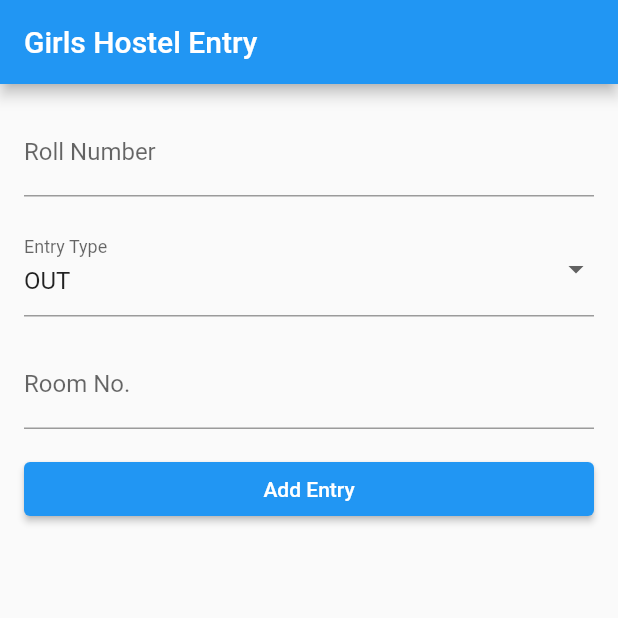
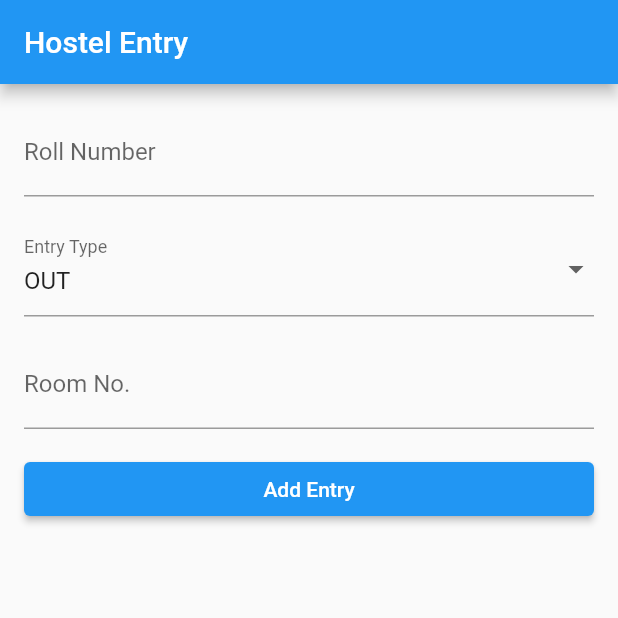
Before and after one commit to yashraj9922/hostel_entry-App, a Flutter app: the screen it shows after launch, on a phone screen of 412 x 824 dp, the top half of it. Run offline on Flutter 3.47's test engine with Material 2 defaults, Android fonts, the phone set to English and light mode, and no system bars.

Commit message:
Update main.dart

```diff
--- a/lib/main.dart
+++ b/lib/main.dart
@@ -10,7 +10,7 @@ class MyApp extends StatelessWidget {
   @override
   Widget build(BuildContext context) {
     return MaterialApp(
-      title: 'Girls Hostel Entry',
+      title: 'Hostel Entry',
       home: MyHomePage(),
     );
   }
@@ -30,7 +30,7 @@ class _MyHomePageState extends State<MyHomePage> {
   Widget build(BuildContext context) {
     return Scaffold(
       appBar: AppBar(
-        title: Text('Girls Hostel Entry'),
+        title: Text('Hostel Entry'),
       ),
       body: Padding(
         padding: EdgeInsets.all(16.0),
```
